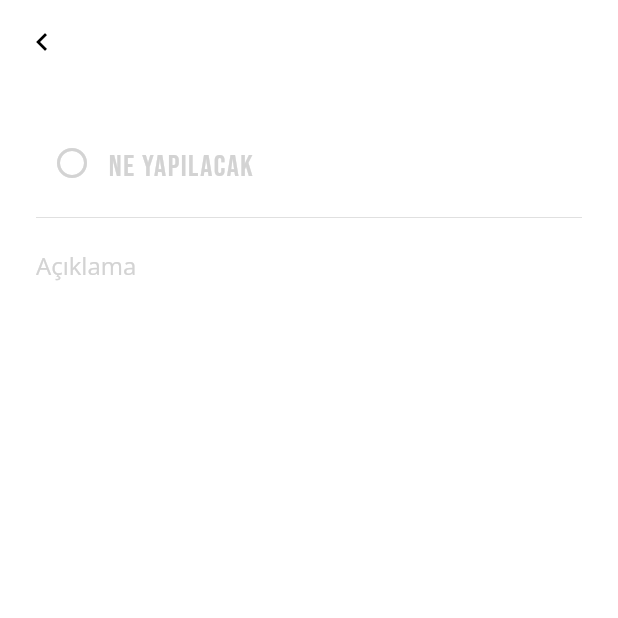
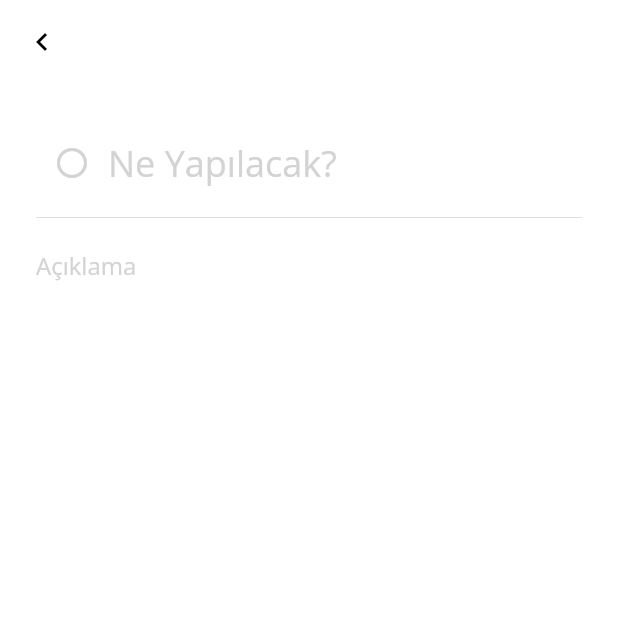
Before and after one commit to feyzforall/todo-app, a Flutter app: the AddTodoScreen screen opened directly, on a phone screen of 412 x 824 dp, the top half of it. Run offline on Flutter 3.47's test engine with Material 2 defaults, Android fonts, the phone set to English and light mode, and no system bars; our stand-ins replace flutter_riverpod, flutter_svg, get_it, google_fonts, hive, hive_flutter; accounts and stored records are empty.

Commit message:
added dark theme features

```diff
--- a/lib/features/presentation/add_todo_screen.dart
+++ b/lib/features/presentation/add_todo_screen.dart
@@ -112,8 +112,8 @@ class _AddTodoScreenState extends State<AddTodoScreen> {
         ),
         border: InputBorder.none,
         counterText: "",
-        hintText: "Ne Yapılacak",
-        hintStyle: Theme.of(context).textTheme.titleLarge?.copyWith(
+        hintText: "Ne Yapılacak?",
+        hintStyle: Theme.of(context).textTheme.headlineSmall?.copyWith(
               color: AppColors.lightGray,
             ),
       ),
@@ -128,6 +128,7 @@ class _AddTodoScreenState extends State<AddTodoScreen> {
       keyboardType: TextInputType.multiline,
       minLines: 1,
       maxLines: 15,
+      style: Theme.of(context).textTheme.titleMedium,
       decoration: InputDecoration(
         border: InputBorder.none,
         hintText: 'Açıklama',
--- a/lib/features/presentation/completed_todo_screen.dart
+++ b/lib/features/presentation/completed_todo_screen.dart
@@ -2,7 +2,6 @@ import 'package:flutter/material.dart';
 import 'package:flutter_svg/svg.dart';
 
 import '../../product/assets.dart';
-import '../../product/colors.dart';
 import '../../product/dimensions.dart';
 import '../domain/todo.dart';
 import 'widgets/leading_button.dart';
@@ -15,10 +14,10 @@ class CompletedTodoScreen extends StatelessWidget {
   @override
   Widget build(BuildContext context) {
     return Scaffold(
-      backgroundColor: AppColors.lightSilver,
+      backgroundColor: Theme.of(context).disabledColor,
       appBar: AppBar(
         elevation: 0,
-        backgroundColor: AppColors.lightSilver,
+        backgroundColor: Colors.transparent,
         leading: const LeadingButton(),
       ),
       body: Padding(
--- a/lib/features/presentation/widgets/completed_todo_card.dart
+++ b/lib/features/presentation/widgets/completed_todo_card.dart
@@ -23,7 +23,7 @@ class CompletedTodoCard extends StatelessWidget {
         width: MediaQuery.of(context).size.width,
         height: 55,
         decoration: BoxDecoration(
-          color: AppColors.lightSilver,
+          color: Theme.of(context).disabledColor,
           borderRadius: BorderRadius.circular(7.0),
         ),
         child: Row(
--- a/lib/features/presentation/widgets/leading_button.dart
+++ b/lib/features/presentation/widgets/leading_button.dart
@@ -7,8 +7,10 @@ class LeadingButton extends StatelessWidget {
   Widget build(BuildContext context) {
     return IconButton(
       onPressed: () => Navigator.of(context).pop(),
-      icon: const Icon(Icons.chevron_left_outlined),
-      color: Colors.black,
+      icon: Icon(
+        Icons.chevron_left_outlined,
+        color: Theme.of(context).iconTheme.color,
+      ),
     );
   }
 }
--- a/lib/features/presentation/widgets/todo_card.dart
+++ b/lib/features/presentation/widgets/todo_card.dart
@@ -3,7 +3,6 @@ import 'package:flutter_svg/svg.dart';
 
 import '../../../product/assets.dart';
 import '../../../product/color_extension.dart';
-import '../../../product/colors.dart';
 import '../../../product/dependency_injection.dart';
 import '../../data/todo_repository.dart';
 import '../../domain/todo.dart';
@@ -26,7 +25,7 @@ class TodoCard extends StatelessWidget {
         width: MediaQuery.of(context).size.width,
         height: 55,
         decoration: BoxDecoration(
-          color: AppColors.cultured,
+          color: Theme.of(context).cardColor,
           borderRadius: BorderRadius.circular(7.0),
         ),
         child: Row(
@@ -40,7 +39,10 @@ class TodoCard extends StatelessWidget {
                     onTap: () {
                       getIt.get<TodoRepository>().completeTodo(todo);
                     },
-                    child: SvgPicture.asset(Assets.circleIcon),
+                    child: SvgPicture.asset(
+                      Assets.circleIcon,
+                      color: Theme.of(context).iconTheme.color,
+                    ),
                   ),
                   const SizedBox(width: 15),
                   Column(
--- a/lib/product/colors.dart
+++ b/lib/product/colors.dart
@@ -21,6 +21,7 @@ class AppColors {
   static const Color arsenic = Color(0xFF38374C);
   static const Color lightGray = Color(0xFFD3D3D3);
   static const Color lightSilver = Color(0xFFD6D6D6);
+  static const Color oldSilver = Color(0xDD828282);
   static const Color silverFoil = Color(0xFFAEAEAE);
   static const Color cultured = Color(0xFFF8F8F8);
 
--- a/lib/product/theme.dart
+++ b/lib/product/theme.dart
@@ -1,10 +1,17 @@
 import 'package:flutter/material.dart';
 import 'package:google_fonts/google_fonts.dart';
+
+import 'colors.dart';
 
 ThemeData lightTheme = ThemeData(
   brightness: Brightness.light,
   scaffoldBackgroundColor: Colors.white,
+  iconTheme: const IconThemeData(
+    color: Colors.black,
+  ),
+  cardColor: AppColors.cultured,
   fontFamily: GoogleFonts.openSans().fontFamily,
+  disabledColor: AppColors.lightSilver,
   textTheme: TextTheme(
     // 22px : ("Yapılacaklar", "Tamamlanan" gibi başlıklarda kullanılıyor)
     titleLarge: TextStyle(
@@ -27,8 +34,14 @@ ThemeData lightTheme = ThemeData(
 );
 
 ThemeData darkTheme = ThemeData(
-  brightness: Brightness.light,
-  scaffoldBackgroundColor: Colors.black87,
+  brightness: Brightness.dark,
+  scaffoldBackgroundColor: Colors.black54,
+  dividerColor: AppColors.lightSilver,
+  iconTheme: const IconThemeData(
+    color: AppColors.lightSilver,
+  ),
+  cardColor: AppColors.oldSilver.withOpacity(0.5),
+  disabledColor: AppColors.oldSilver,
   fontFamily: GoogleFonts.openSans().fontFamily,
   textTheme: TextTheme(
     // 22px : ("Yapılacaklar", "Tamamlanan" gibi başlıklarda kullanılıyor)
@@ -36,6 +49,10 @@ ThemeData darkTheme = ThemeData(
       fontFamily: GoogleFonts.bebasNeue().fontFamily,
       fontWeight: FontWeight.w400,
       letterSpacing: 1.05,
+      color: AppColors.lightSilver,
+    ),
+    titleMedium: const TextStyle(
+      color: AppColors.lightSilver,
     ),
     // 12px : TodoCard adlı widgetta title bu fontu kullanıyor.
     // TODO: Tasarımda başka bir font family var ama kütüphanede
@@ -48,5 +65,8 @@ ThemeData darkTheme = ThemeData(
       fontFamily: GoogleFonts.openSans().fontFamily,
       fontWeight: FontWeight.w300,
     ),
+    headlineSmall: const TextStyle(
+      color: AppColors.lightSilver,
+    ),
   ),
 );
```
